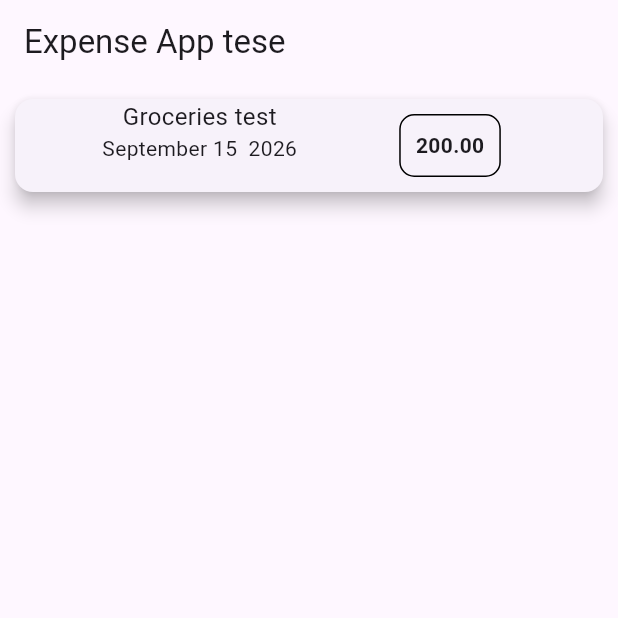
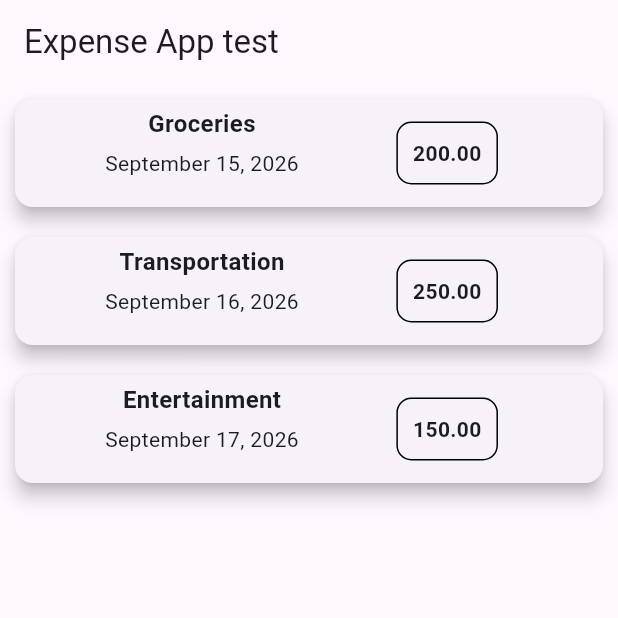
Before and after one commit to puresuresh/expense_tracker, a Flutter app: the screen it shows after launch, on a phone screen of 412 x 824 dp, the top half of it. Run offline on Flutter 3.47's test engine with Material 3 defaults, Android fonts, the phone set to English and light mode, and no system bars.

Commit message:
dynamic values passed

```diff
--- a/lib/main.dart
+++ b/lib/main.dart
@@ -18,34 +18,58 @@ class ExpenseApp extends StatelessWidget {
   }
 }
 class ExpenseHomePage extends StatelessWidget {
+  // final List<String> expenses = ['Groceries', 'Transportation', 'Entertainment'];
+
+
   const ExpenseHomePage({super.key});
 
   @override
   Widget build(BuildContext context) {
     return Scaffold(
       appBar: AppBar(
-        title: const Text('Expense App tese'),
+        title: const Text('Expense App test'),
       ),
      /* body: const Center(
         child: Text('Welcome to the Expense App test!'),
         ), */
-     body: Card (
+     body: Column(children: [ ExpenseCardDetails(title:"Groceries", date:"September 15, 2026", amount:200.00), ExpenseCardDetails(title:"Transportation", date:"September 16, 2026", amount:250.00),ExpenseCardDetails(title:"Entertainment", date:"September 17, 2026", amount:150.00)] )
+     );
+  }
+}
+
+class ExpenseCardDetails extends StatelessWidget {
+  final String title;
+  final String date;
+  final double amount;
+  const ExpenseCardDetails({
+    required this.title,
+    required this.date,
+    required this.amount,
+    super.key,
+  });
+
+  @override
+  Widget build(BuildContext context) {
+    return Card (
      elevation: 5,
      margin: EdgeInsets.all(10),
-      child : Row(
+     child : Padding (
+       padding:EdgeInsets.all(5),
+       child: Row(
        crossAxisAlignment: CrossAxisAlignment.start,
        mainAxisAlignment: MainAxisAlignment.spaceEvenly,
        children: [
          Column(
          mainAxisSize: MainAxisSize.min,
          children:[
-          Text("Groceries test",style: TextStyle(fontSize: 16),),
-          Text('September 15  2026',style: TextStyle(fontSize: 14)),
+         Text(title,style: TextStyle(fontSize: 16,fontWeight:FontWeight.bold),),
+         SizedBox(height: 5),
+         Text(date,style: TextStyle(fontSize: 14)),
 
          ],
         ),
         Container(
-          child: Text("200.00",style: TextStyle(fontSize: 14,fontWeight:FontWeight.bold)),
+         child: Text(amount.toStringAsFixed(2),style: TextStyle(fontSize: 14,fontWeight:FontWeight.bold)),
          decoration: BoxDecoration(
          border: Border.all(color: Colors.black), borderRadius:BorderRadius.circular(10),),
          padding:EdgeInsets.all(10),
@@ -55,6 +79,7 @@ class ExpenseHomePage extends StatelessWidget {
 
        ],
      ),
-    ) );
+    )
+        );
   }
 }
```
Lines whose indentation alone changed are shown as unchanged.
